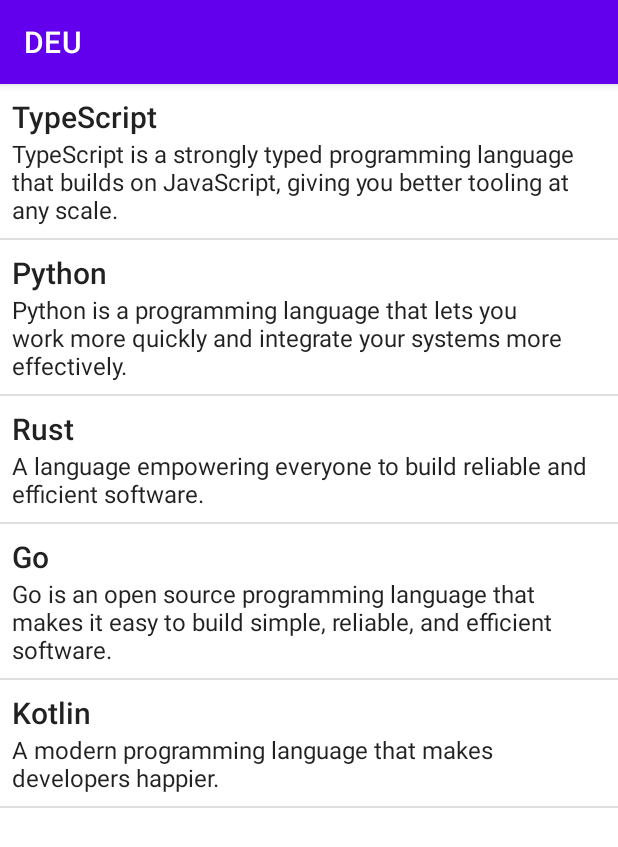
After one commit to pers0n4/AndroidDEU, an Android app: the CustomListViewActivity screen opened directly, with no data from a screen before it, on a phone screen of 412 x 824 dp. The commit adds this screen. Shown: the top 847 px of the screen. Run offline under Robolectric (Android 15) with nearby library versions, the phone set to English and light mode, and no system bars.

Commit message:
feat: implement custom list view

```diff
--- a/app/src/main/AndroidManifest.xml
+++ b/app/src/main/AndroidManifest.xml
@@ -34,6 +34,9 @@
         <activity
             android:name=".AdapterViewDemoActivity"
             android:exported="false" />
+        <activity
+            android:name=".CustomListViewActivity"
+            android:exported="false" />
 
     </application>
 
--- /dev/null
+++ b/app/src/main/java/kr/ac/deu/se/example/CustomListViewActivity.kt
@@ -0,0 +1,84 @@
+package kr.ac.deu.se.example
+
+import android.os.Bundle
+import android.view.LayoutInflater
+import android.view.View
+import android.view.ViewGroup
+import android.widget.BaseAdapter
+import android.widget.ListView
+import android.widget.TextView
+import androidx.appcompat.app.AppCompatActivity
+
+class CustomListViewActivity : AppCompatActivity() {
+    override fun onCreate(savedInstanceState: Bundle?) {
+        super.onCreate(savedInstanceState)
+        setContentView(R.layout.activity_custom_list_view)
+
+        val listItems = mutableListOf<CustomListViewItem>()
+
+        listItems.add(
+            CustomListViewItem(
+                "TypeScript",
+                "TypeScript is a strongly typed programming language that builds on JavaScript, giving you better tooling at any scale."
+            )
+        )
+        listItems.add(
+            CustomListViewItem(
+                "Python",
+                "Python is a programming language that lets you work more quickly and integrate your systems more effectively."
+            )
+        )
+        listItems.add(
+            CustomListViewItem(
+                "Rust",
+                "A language empowering everyone to build reliable and efficient software."
+            )
+        )
+        listItems.add(
+            CustomListViewItem(
+                "Go",
+                "Go is an open source programming language that makes it easy to build simple, reliable, and efficient software."
+            )
+        )
+        listItems.add(
+            CustomListViewItem(
+                "Kotlin",
+                "A modern programming language that makes developers happier."
+            )
+        )
+
+        val adapter = CustomListViewAdapter(listItems)
+
+        val listView = findViewById<ListView>(R.id.custom_list_view)
+        listView.adapter = adapter
+    }
+
+    inner class CustomListViewAdapter(private val listItems: MutableList<CustomListViewItem>) :
+        BaseAdapter() {
+        override fun getCount(): Int = listItems.size
+
+        override fun getItem(position: Int): CustomListViewItem = listItems[position]
+
+        override fun getItemId(position: Int): Long = position.toLong()
+
+        override fun getView(position: Int, view: View?, parent: ViewGroup?): View? {
+            var convertView = view
+            if (convertView == null) {
+                convertView =
+                    LayoutInflater.from(parent?.context)
+                        .inflate(R.layout.custom_list_item, parent, false)
+            }
+
+            val textTitle = convertView?.findViewById<TextView>(R.id.text_custom_list_title)
+            val textSubtitle = convertView?.findViewById<TextView>(R.id.text_custom_list_subtitle)
+
+            val item = listItems[position]
+            textTitle?.text = item.title
+            textSubtitle?.text = item.subtitle
+
+            return convertView
+        }
+    }
+
+    data class CustomListViewItem(val title: String, val subtitle: String)
+}
--- a/app/src/main/java/kr/ac/deu/se/example/MainActivity.kt
+++ b/app/src/main/java/kr/ac/deu/se/example/MainActivity.kt
@@ -17,7 +17,7 @@ class MainActivity : AppCompatActivity() {
         setContentView(R.layout.activity_main)
 
         val recyclerView: RecyclerView = findViewById(R.id.recycler_view)
-        recyclerView.adapter = DemoListAdapter(arrayOf("NaverMap", "AdapterViewDemo"))
+        recyclerView.adapter = DemoListAdapter(arrayOf("NaverMap", "AdapterViewDemo", "CustomListView"))
     }
 
     private class DemoListAdapter(private val dataSet: Array<String>) :
--- /dev/null
+++ b/app/src/main/res/layout/activity_custom_list_view.xml
@@ -0,0 +1,14 @@
+<?xml version="1.0" encoding="utf-8"?>
+<androidx.constraintlayout.widget.ConstraintLayout xmlns:android="http://schemas.android.com/apk/res/android"
+    xmlns:app="http://schemas.android.com/apk/res-auto"
+    xmlns:tools="http://schemas.android.com/tools"
+    android:layout_width="match_parent"
+    android:layout_height="match_parent"
+    tools:context=".CustomListViewActivity">
+
+    <ListView
+        android:id="@+id/custom_list_view"
+        android:layout_width="match_parent"
+        android:layout_height="match_parent" />
+
+</androidx.constraintlayout.widget.ConstraintLayout>
--- /dev/null
+++ b/app/src/main/res/layout/custom_list_item.xml
@@ -0,0 +1,27 @@
+<?xml version="1.0" encoding="utf-8"?>
+<androidx.constraintlayout.widget.ConstraintLayout xmlns:android="http://schemas.android.com/apk/res/android"
+    android:layout_width="match_parent"
+    android:layout_height="match_parent">
+
+    <LinearLayout
+        android:layout_width="match_parent"
+        android:layout_height="match_parent"
+        android:orientation="vertical"
+        android:padding="8dp">
+
+        <TextView
+            android:id="@+id/text_custom_list_title"
+            android:layout_width="match_parent"
+            android:layout_height="wrap_content"
+            android:text="Title"
+            android:textAppearance="@android:style/TextAppearance.Material.Title" />
+
+        <TextView
+            android:id="@+id/text_custom_list_subtitle"
+            android:layout_width="match_parent"
+            android:layout_height="wrap_content"
+            android:text="Subtitle"
+            android:textAppearance="@android:style/TextAppearance.Material.Subhead" />
+    </LinearLayout>
+
+</androidx.constraintlayout.widget.ConstraintLayout>
```
